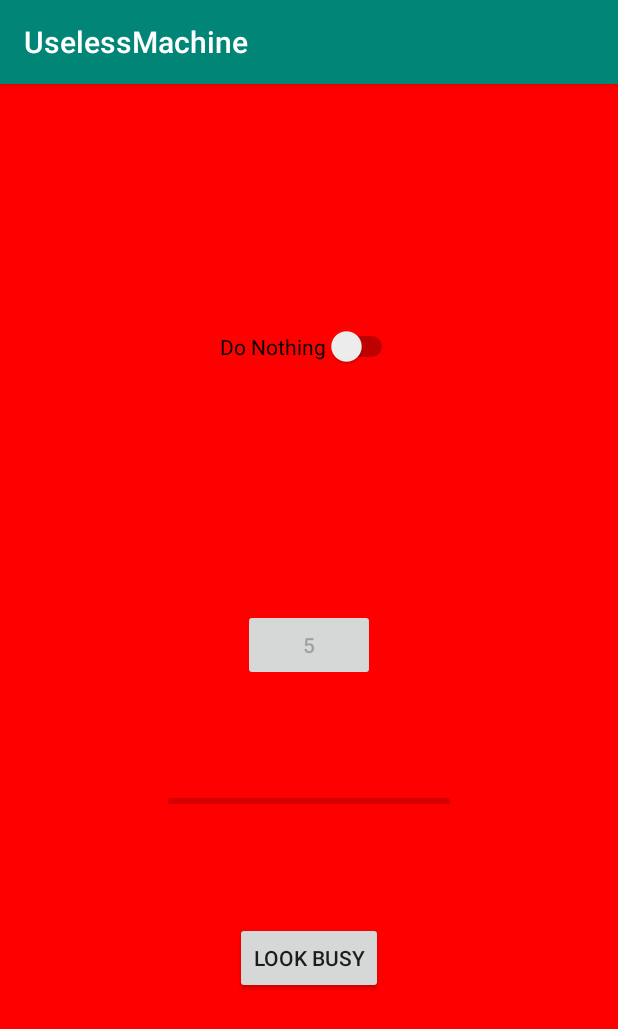
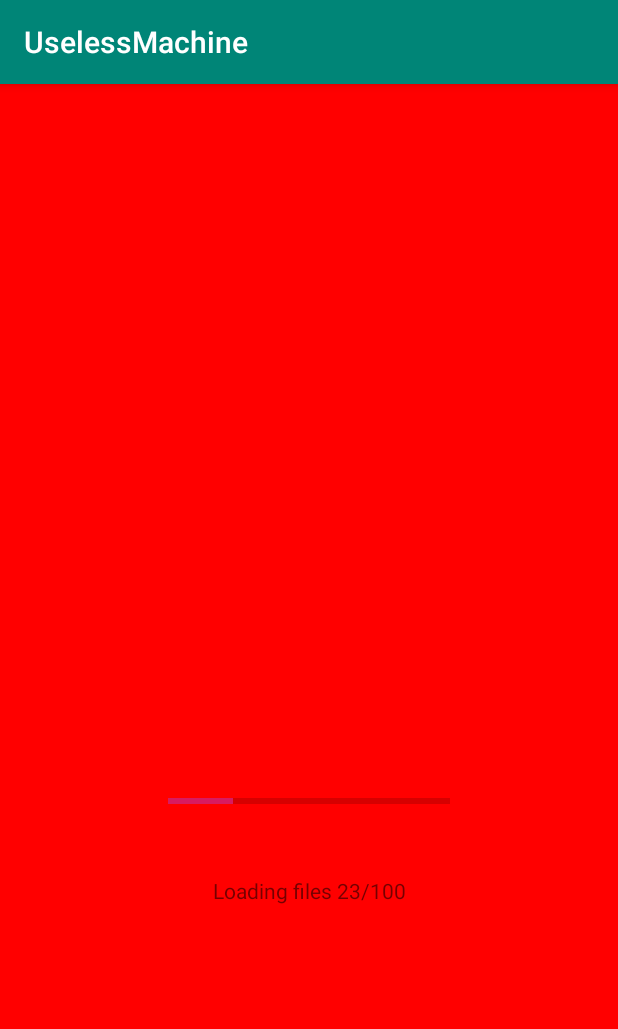
Before and after one commit to elsasheppard/UselessMachine, an Android app: the screen it shows after launch (MainActivity), after a tap on "LOOK BUSY", on a phone screen of 412 x 824 dp. Shown: the top 1029 px of the screen. Run offline under Robolectric (Android 15) with nearby library versions, the phone set to English and light mode, and no system bars; 1 other tap on this screen came first.

Commit message:
Complete button_look_busy with working progress bar

```diff
--- a/app/src/main/java/com/example/uselessmachine/MainActivity.kt
+++ b/app/src/main/java/com/example/uselessmachine/MainActivity.kt
@@ -5,9 +5,6 @@ import androidx.appcompat.app.AppCompatActivity
 import android.os.Bundle
 import android.os.CountDownTimer
 import android.view.View
-import android.widget.Button
-import android.widget.Toast
-import androidx.core.view.isVisible
 import kotlinx.android.synthetic.main.activity_main.*
 
 // MainActivity extends AppCompatActivity
@@ -15,20 +12,36 @@ class MainActivity : AppCompatActivity() {
     override fun onCreate(savedInstanceState: Bundle?) {
         super.onCreate(savedInstanceState)
         setContentView(R.layout.activity_main)
-
-        // View.OnClickListener
-        // lambda --> anonymous function
-        // you can use a lambda to implement a one-function interface
-        // onClick(view: View) is the function being implemented by the lambda
-
-        // when there is one parameter in the function, "it" is used to refer to that parameter
-        // ${} is a string concatenation template
-
-        main_progress_look_busy.setVisibility(View.GONE)
+        progress_main_look_busy.setVisibility(View.GONE)
+        text_view_main_look_busy.setVisibility(View.GONE)
 
         button_main_look_busy.setOnClickListener {
-            Toast.makeText(this, "Hello, this is the text on the button ${(it as Button).text.toString()}", Toast.LENGTH_SHORT).show()
-            main_progress_look_busy.setVisibility(View.VISIBLE)
+            progress_main_look_busy.setVisibility(View.VISIBLE)
+            button_main_self_destruct.setVisibility(View.INVISIBLE)
+            switch_main_useless.setVisibility(View.INVISIBLE)
+            text_view_main_look_busy.setVisibility(View.VISIBLE)
+            button_main_look_busy.setVisibility(View.INVISIBLE)
+
+            val uncheckTimer = object: CountDownTimer(10000, 100) {
+                private var progress = 1
+
+                override fun onFinish() {
+                    progress_main_look_busy.setVisibility(View.GONE)
+                    text_view_main_look_busy.setVisibility(View.GONE)
+                    button_main_self_destruct.setVisibility(View.VISIBLE)
+                    switch_main_useless.setVisibility(View.VISIBLE)
+                    button_main_look_busy.setVisibility(View.VISIBLE)
+
+                }
+
+                override fun onTick(millisRemaining: Long) {
+                    progress_main_look_busy.setProgress(progress)
+                    text_view_main_look_busy.setText("Loading files $progress/100")
+                    progress += 1
+                }
+            }
+            uncheckTimer.start()
+
         }
 
         // to listen to a switch, you can use the OnCheckedChangeListener
@@ -38,20 +51,17 @@ class MainActivity : AppCompatActivity() {
         switch_main_useless.setOnCheckedChangeListener { compoundButton, isChecked ->
             if(isChecked) {
 
-                val uncheckTimer = object: CountDownTimer(1000, 1000) {
+                val uncheckTimer = object: CountDownTimer(3500, 1000) {
                     // TODO
                     // 1. Switch
                         // a. randomize the time so it doesn't always turn off at a fixed interval
                         // b. if the switch is manually turned off early, we cancel the timer
                                 // so if it gets turned back on we don't gave multiple timers running simultaneously
-                    // 3. Add a progress bar that's hidden initially (visibility attribute)
-
 
                     override fun onFinish() {
                         switch_main_useless.toggle()
                     }
 
-                    // p0 --> millisRemaining
                     override fun onTick(millisRemaining: Long) {
                         if(switch_main_useless.isChecked) {
                             cancel()
--- a/app/src/main/res/layout/activity_main.xml
+++ b/app/src/main/res/layout/activity_main.xml
@@ -6,6 +6,17 @@
     android:layout_width="match_parent"
     android:layout_height="match_parent"
     tools:context=".MainActivity">
+
+    <TextView
+        android:id="@+id/text_view_main_look_busy"
+        android:layout_width="wrap_content"
+        android:layout_height="wrap_content"
+        android:text="TextView"
+        app:layout_constraintBottom_toTopOf="@+id/button_main_look_busy"
+        app:layout_constraintEnd_toEndOf="parent"
+        app:layout_constraintHorizontal_bias="0.5"
+        app:layout_constraintStart_toStartOf="parent"
+        app:layout_constraintTop_toBottomOf="@+id/progress_main_look_busy" />
 
     <Button
         android:id="@+id/button_main_self_destruct"
@@ -41,7 +52,7 @@
         app:layout_constraintTop_toBottomOf="@+id/button_main_self_destruct" />
 
     <ProgressBar
-        android:id="@+id/main_progress_look_busy"
+        android:id="@+id/progress_main_look_busy"
         style="?android:attr/progressBarStyleHorizontal"
         android:layout_width="188dp"
         android:layout_height="76dp"
```
